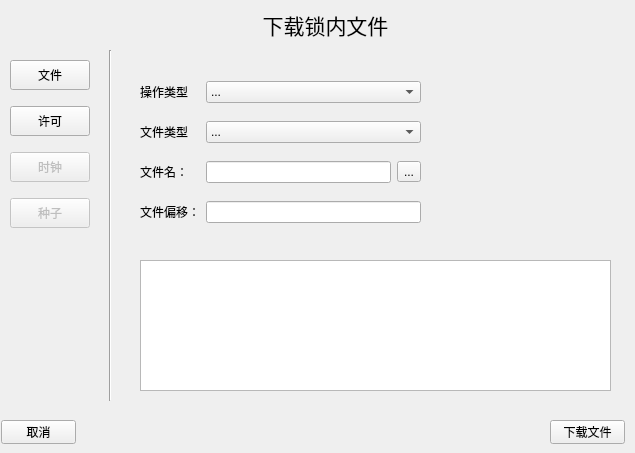
Qt form SenseD2CAPI/fileview.ui (R1turn0/QtProject) before a commit.
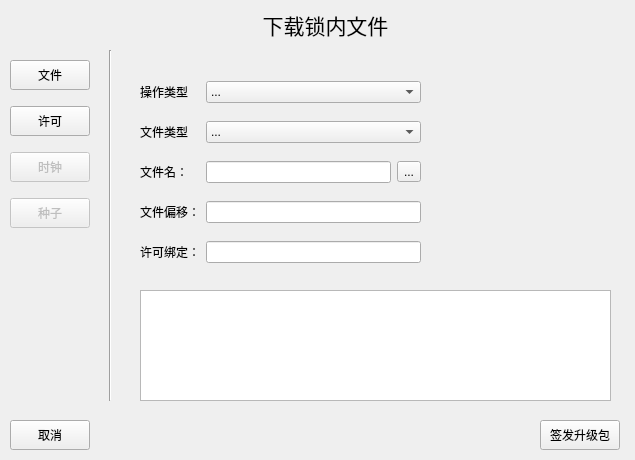
The same form after that commit.

Diff of the .ui file:
```diff
--- a/SenseD2CAPI/fileview.ui
+++ b/SenseD2CAPI/fileview.ui
@@ -7,19 +7,19 @@
     <x>0</x>
     <y>0</y>
     <width>635</width>
-    <height>453</height>
+    <height>460</height>
    </rect>
   </property>
   <property name="minimumSize">
    <size>
     <width>635</width>
-    <height>453</height>
+    <height>460</height>
    </size>
   </property>
   <property name="maximumSize">
    <size>
     <width>635</width>
-    <height>453</height>
+    <height>460</height>
    </size>
   </property>
   <property name="windowTitle">
@@ -183,9 +183,9 @@
    <property name="geometry">
     <rect>
      <x>140</x>
-     <y>260</y>
+     <y>290</y>
      <width>471</width>
-     <height>131</height>
+     <height>111</height>
     </rect>
    </property>
   </widget>
@@ -346,32 +346,90 @@
     </item>
    </layout>
   </widget>
-  <widget class="QPushButton" name="fileDownloadButton">
-   <property name="geometry">
-    <rect>
-     <x>550</x>
-     <y>420</y>
-     <width>75</width>
-     <height>24</height>
-    </rect>
-   </property>
-   <property name="text">
-    <string>下载文件</string>
-   </property>
-  </widget>
   <widget class="QPushButton" name="cancelButton">
    <property name="geometry">
     <rect>
-     <x>1</x>
+     <x>10</x>
      <y>420</y>
-     <width>75</width>
-     <height>24</height>
+     <width>80</width>
+     <height>30</height>
     </rect>
    </property>
+   <property name="minimumSize">
+    <size>
+     <width>80</width>
+     <height>30</height>
+    </size>
+   </property>
+   <property name="maximumSize">
+    <size>
+     <width>80</width>
+     <height>30</height>
+    </size>
+   </property>
    <property name="text">
     <string>取消</string>
    </property>
   </widget>
+  <widget class="QPushButton" name="signButton">
+   <property name="geometry">
+    <rect>
+     <x>540</x>
+     <y>420</y>
+     <width>80</width>
+     <height>30</height>
+    </rect>
+   </property>
+   <property name="minimumSize">
+    <size>
+     <width>80</width>
+     <height>30</height>
+    </size>
+   </property>
+   <property name="maximumSize">
+    <size>
+     <width>80</width>
+     <height>30</height>
+    </size>
+   </property>
+   <property name="text">
+    <string>签发升级包</string>
+   </property>
+  </widget>
+  <widget class="QWidget" name="layoutWidget_3">
+   <property name="geometry">
+    <rect>
+     <x>140</x>
+     <y>240</y>
+     <width>281</width>
+     <height>24</height>
+    </rect>
+   </property>
+   <layout class="QHBoxLayout" name="horizontalLayout_5">
+    <item>
+     <widget class="QLabel" name="licenseIDLabel">
+      <property name="minimumSize">
+       <size>
+        <width>60</width>
+        <height>22</height>
+       </size>
+      </property>
+      <property name="maximumSize">
+       <size>
+        <width>60</width>
+        <height>22</height>
+       </size>
+      </property>
+      <property name="text">
+       <string>许可绑定：</string>
+      </property>
+     </widget>
+    </item>
+    <item>
+     <widget class="QLineEdit" name="licenseIDLineEdit"/>
+    </item>
+   </layout>
+  </widget>
  </widget>
  <resources/>
  <connections/>
```
Left out of the diff: 10 changed lines with no effect on the pictures.
